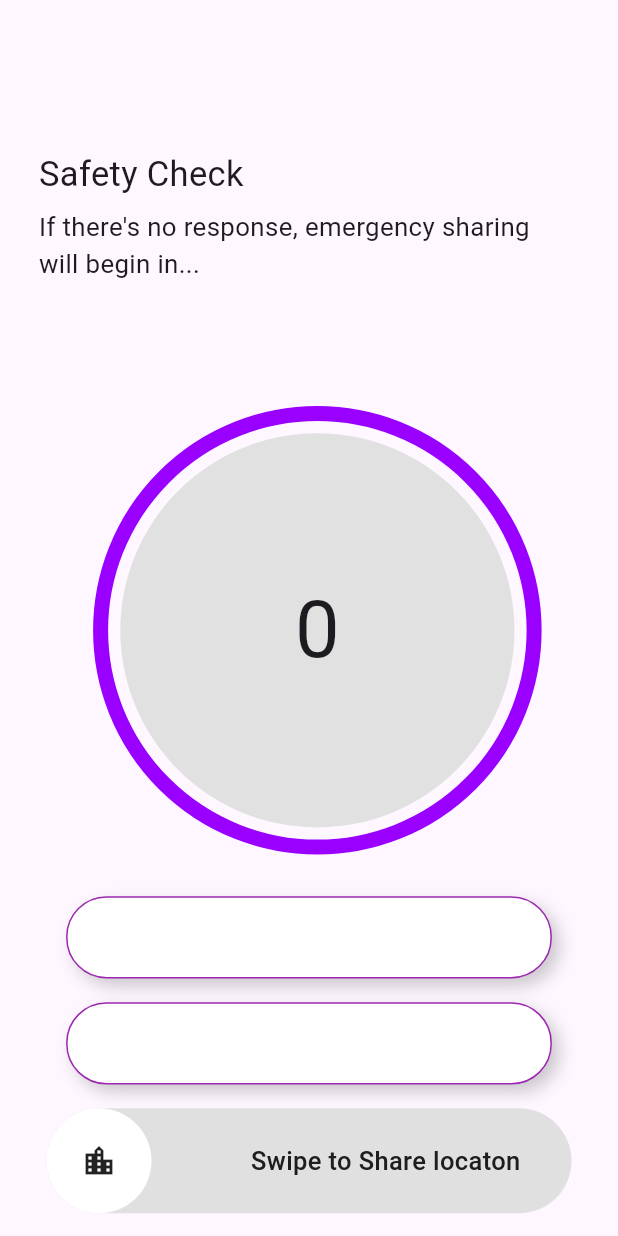
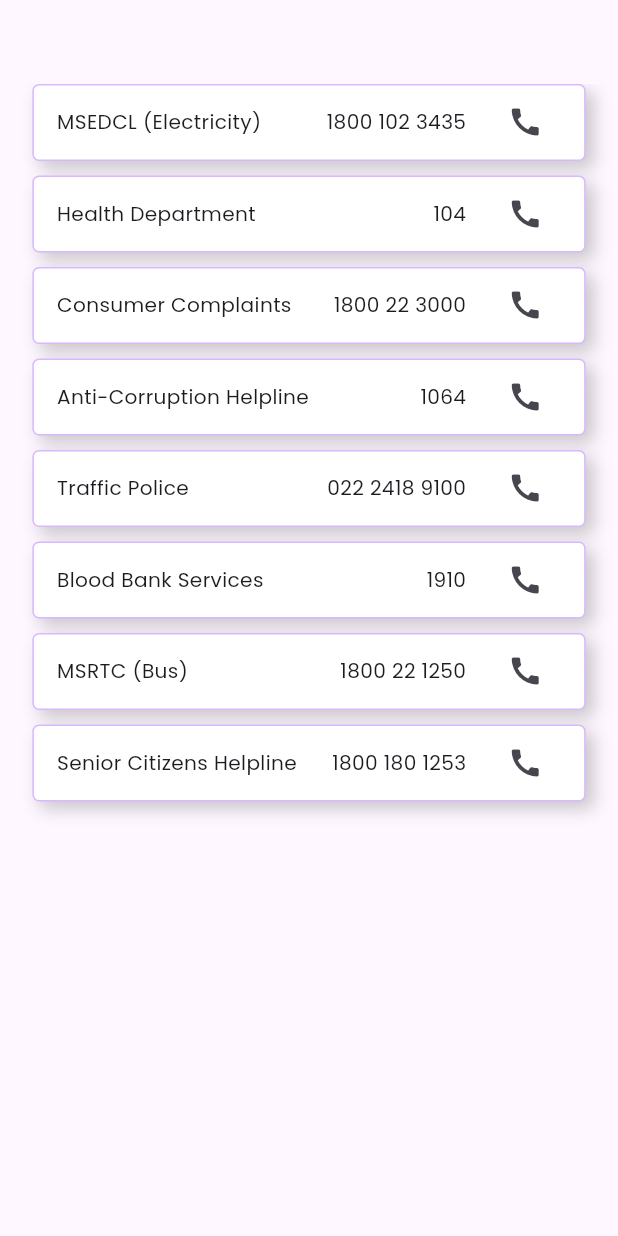
Before and after one commit to devsayyedmohammad/project, a Flutter app: the screen it shows after launch, on a phone screen of 412 x 824 dp. Run offline on Flutter 3.47's test engine with Material 3 defaults, Android fonts, the phone set to English and light mode, and no system bars; drawn by our look-alikes of circular_countdown_timer, slider_button; our stand-ins replace flutter_screenutil, flutter_svg; Roboto replaces fonts that are missing (assets/fonts/Poppins-Regular.ttf).

Commit message:
general helpline

```diff
--- a/lib/consts/colorpallets.dart
+++ b/lib/consts/colorpallets.dart
@@ -5,8 +5,16 @@
 class Colorpallets {
   static Color lightpurple = Color(0xffD8B9FF);
   static Color black = Color(0xff000000);
+  static Color red = Color(0xffff0000);
+  static Color greyfont = Color(0xff807B7B);
   static Color countdownbg = Color(0xffE1E1E1);
+  static Color whiteredbuttons = Color(0xffF55656);
+  static Color greenbuttons = Color(0xff2FD281);
   static Color backgroundforcountdownring = Color.fromARGB(255, 153, 0, 255);
+
+  static Gradient whiteredgradientbuttons = LinearGradient(
+    colors: [Color(0xffFF7A7A), Color(0xffE21010)],
+  );
 
   static Gradient circularcountdowncolor = SweepGradient(
     startAngle: pi / 4,
--- /dev/null
+++ b/lib/consts/global.dart
@@ -0,0 +1,20 @@
+List<String> generalHelplineName = [
+  'MSEDCL (Electricity)',
+  'Health Department',
+  'Consumer Complaints',
+  'Anti-Corruption Helpline',
+  'Traffic Police',
+  'Blood Bank Services',
+  'MSRTC (Bus)',
+  'Senior Citizens Helpline'
+];
+List<String> generalHelplineNumber = [
+  '1800 102 3435',
+  '104',
+  '1800 22 3000',
+  '1064',
+  '022 2418 9100',
+  '1910',
+  '1800 22 1250',
+  '1800 180 1253'
+];
--- a/lib/consts/typo.dart
+++ b/lib/consts/typo.dart
@@ -1,6 +1,6 @@
 class Typo {
-  static String bold = "assets/fonts/Poppins-Bold.ttf";
-  static String medium = "assets/fonts/Poppins-Medium.ttf";
-  static String regular = "assets/fonts/Poppins-Regular.ttf";
-  static String semibold = "assets/fonts/Poppins-SemiBold.ttf";
+  static String bold = "Bold";
+  static String medium = "Medium";
+  static String regular = "Regular";
+  static String semibold = "SemiBold";
 }
--- a/lib/consts/urls.dart
+++ b/lib/consts/urls.dart
@@ -1 +1,3 @@
-class Urls {}
+class Urls {
+  static String location = "assets/vectors/location.svg";
+}
--- a/lib/main.dart
+++ b/lib/main.dart
@@ -1,5 +1,6 @@
 import 'package:flutter/material.dart';
 import 'package:flutter_screenutil/flutter_screenutil.dart';
+import 'package:humansafety/views/generalhelpline_screen/generalhelpline_screen.dart';
 import 'package:humansafety/views/sos_screens/sos_screens.dart';
 
 void main() {
@@ -15,7 +16,7 @@
       designSize: Size(430, 932),
       child: MaterialApp(
         debugShowCheckedModeBanner: false,
-        home: SosScreens(),
+        home: GeneralhelplineScreen(),
       ),
     );
   }
--- /dev/null
+++ b/lib/views/generalhelpline_screen/generalhelpline_screen.dart
@@ -0,0 +1,93 @@
+import 'package:flutter/material.dart';
+import 'package:flutter_screenutil/flutter_screenutil.dart';
+import 'package:humansafety/consts/colorpallets.dart';
+import 'package:humansafety/consts/global.dart';
+import 'package:humansafety/consts/typo.dart';
+import 'package:humansafety/extentions/extention_on_num.dart';
+import 'package:url_launcher/url_launcher.dart';
+
+class GeneralhelplineScreen extends StatelessWidget {
+  const GeneralhelplineScreen({super.key});
+
+  Future<void> makeCall(String phoneNumber) async {
+    Uri phoneno = Uri(scheme: 'tel', path: phoneNumber);
+    if (await canLaunchUrl(phoneno)) {
+      await launchUrl(phoneno);
+    } else {
+      throw 'Could not launch $phoneNumber';
+    }
+  }
+
+  @override
+  Widget build(BuildContext context) {
+    return Scaffold(
+      appBar: AppBar(),
+      body: Container(
+        child: Column(
+          children: [
+            SizedBox(
+              height: 570.h,
+              child: ListView.builder(
+                physics: NeverScrollableScrollPhysics(),
+                itemCount: generalHelplineName.length,
+                itemBuilder: (context, index) => Column(
+                  children: [
+                    Container(
+                      height: 58.h,
+                      width: 385.w,
+                      decoration: BoxDecoration(
+                        color: Colors.white,
+                        borderRadius: BorderRadius.circular(5.r),
+                        border: Border.all(color: Colorpallets.lightpurple),
+                        boxShadow: [
+                          BoxShadow(
+                            color:
+                                Colors.black.withOpacity(0.2), // Shadow color
+                            blurRadius: 10.r, // Blur effect
+                            offset: Offset(5, 5), // Position offset
+                          ),
+                        ],
+                      ),
+                      child: Row(
+                        mainAxisAlignment: MainAxisAlignment.spaceBetween,
+                        children: [
+                          Row(
+                            children: [
+                              16.widthbox,
+                              Text(
+                                style: TextStyle(
+                                    fontSize: 14.sp, fontFamily: Typo.regular),
+                                generalHelplineName[index],
+                              ),
+                            ],
+                          ),
+                          Row(
+                            children: [
+                              Text(
+                                style: TextStyle(
+                                    fontSize: 14.sp, fontFamily: Typo.regular),
+                                generalHelplineNumber[index],
+                              ),
+                              16.widthbox,
+                              IconButton(
+                                  onPressed: () {
+                                    makeCall(generalHelplineNumber[index]);
+                                  },
+                                  icon: Icon(Icons.call)),
+                              16.widthbox,
+                            ],
+                          )
+                        ],
+                      ),
+                    ),
+                    11.heightbox,
+                  ],
+                ),
+              ),
+            )
+          ],
+        ),
+      ),
+    );
+  }
+}
--- a/pubspec.yaml
+++ b/pubspec.yaml
@@ -37,6 +37,10 @@
   flutter_screenutil: ^5.9.3
   circular_countdown_timer: ^0.2.4
   slider_button: ^2.1.0
+  flutter_svg: ^2.0.17
+  url_launcher: ^6.3.1
+  http: ^1.3.0
+  provider: ^6.1.2
 
 dev_dependencies:
   flutter_test:
@@ -64,6 +68,7 @@
   assets:
     - assets/images/
     - assets/vectors/
+    - assets/fonts/
 
   # An image asset can refer to one or more resolution-specific "variants", see
   # https://flutter.dev/to/resolution-aware-images
```
Also changed, not shown: lib/views/sos_screens/location_sharing_screen.dart (added, +118 -0 lines), lib/views/sos_screens/sos_screens.dart (+86 -24 lines), assets/vectors/location.svg (added), pubspec.lock, 7 other files.
